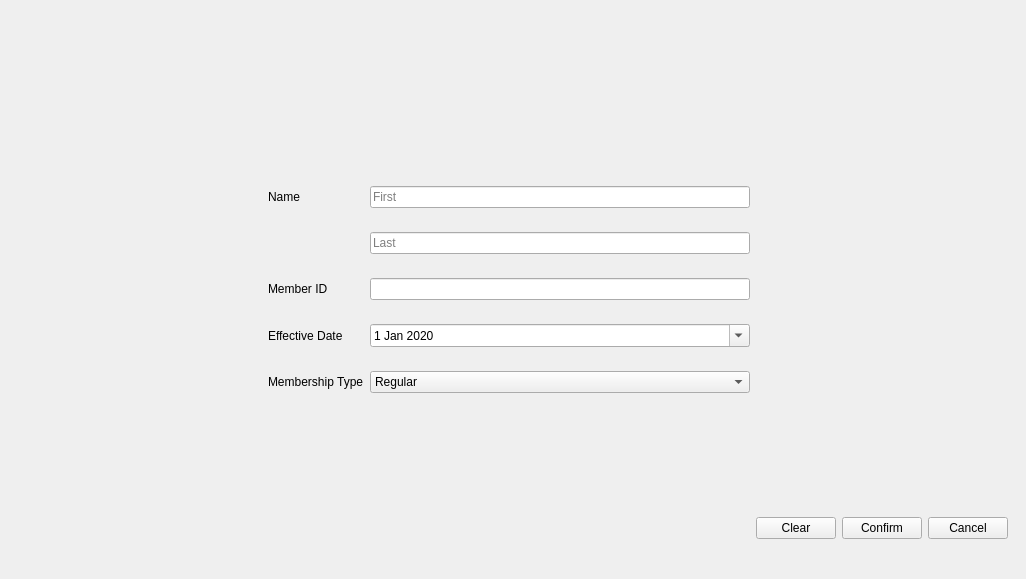
josharaedwards/CS1C-Project-2, file BulkClub/mainwindow.ui: the form before one commit.
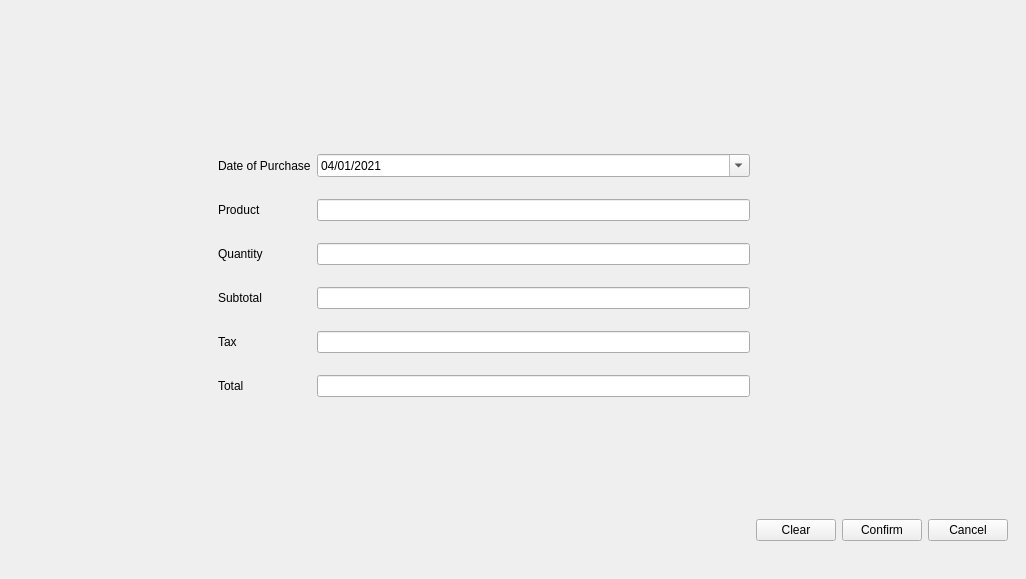
The form after the commit.

Commit message: Created an Auto Completer for Product Purchased

```diff
--- a/BulkClub/mainwindow.ui
+++ b/BulkClub/mainwindow.ui
@@ -18,7 +18,7 @@
   </property>
   <widget class="QWidget" name="centralwidget">
    <layout class="QGridLayout" name="gridLayout">
-    <item row="3" column="1">
+    <item row="3" column="1" rowspan="2" colspan="4">
      <widget class="QStackedWidget" name="stackedWidget">
       <property name="font">
        <font>
@@ -27,7 +27,7 @@
        </font>
       </property>
       <property name="currentIndex">
-       <number>1</number>
+       <number>2</number>
       </property>
       <widget class="QWidget" name="mainPage">
        <layout class="QGridLayout" name="gridLayout_4">
@@ -624,7 +624,190 @@
         </item>
        </layout>
       </widget>
-      <widget class="QWidget" name="page"/>
+      <widget class="QWidget" name="addSalePage">
+       <layout class="QGridLayout" name="gridLayout_7">
+        <item row="8" column="6">
+         <widget class="QPushButton" name="cancelAddSaleButton">
+          <property name="sizePolicy">
+           <sizepolicy hsizetype="Fixed" vsizetype="Fixed">
+            <horstretch>0</horstretch>
+            <verstretch>0</verstretch>
+           </sizepolicy>
+          </property>
+          <property name="text">
+           <string>Cancel</string>
+          </property>
+         </widget>
+        </item>
+        <item row="6" column="1">
+         <widget class="QLabel" name="label_13">
+          <property name="text">
+           <string>Total</string>
+          </property>
+         </widget>
+        </item>
+        <item row="3" column="2">
+         <widget class="QLineEdit" name="quantityLineEdit"/>
+        </item>
+        <item row="5" column="1">
+         <widget class="QLabel" name="label_12">
+          <property name="text">
+           <string>Tax</string>
+          </property>
+         </widget>
+        </item>
+        <item row="8" column="5">
+         <widget class="QPushButton" name="confirmAddSaleButton">
+          <property name="sizePolicy">
+           <sizepolicy hsizetype="Fixed" vsizetype="Fixed">
+            <horstretch>0</horstretch>
+            <verstretch>0</verstretch>
+           </sizepolicy>
+          </property>
+          <property name="text">
+           <string>Confirm</string>
+          </property>
+         </widget>
+        </item>
+        <item row="3" column="1">
+         <widget class="QLabel" name="label_9">
+          <property name="text">
+           <string>Quantity</string>
+          </property>
+         </widget>
+        </item>
+        <item row="1" column="2">
+         <widget class="QDateEdit" name="dateOfPurchaseDateEdit">
+          <property name="maximumDate">
+           <date>
+            <year>2021</year>
+            <month>4</month>
+            <day>7</day>
+           </date>
+          </property>
+          <property name="minimumDate">
+           <date>
+            <year>2021</year>
+            <month>4</month>
+            <day>1</day>
+           </date>
+          </property>
+          <property name="displayFormat">
+           <string>MM/dd/yyyy</string>
+          </property>
+          <property name="calendarPopup">
+           <bool>true</bool>
+          </property>
+         </widget>
+        </item>
+        <item row="3" column="0">
+         <spacer name="horizontalSpacer_12">
+          <property name="orientation">
+           <enum>Qt::Horizontal</enum>
+          </property>
+          <property name="sizeType">
+           <enum>QSizePolicy::Fixed</enum>
+          </property>
+          <property name="sizeHint" stdset="0">
+           <size>
+            <width>200</width>
+            <height>20</height>
+           </size>
+          </property>
+         </spacer>
+        </item>
+        <item row="1" column="1">
+         <widget class="QLabel" name="label_5">
+          <property name="text">
+           <string>Date of Purchase</string>
+          </property>
+         </widget>
+        </item>
+        <item row="4" column="2">
+         <widget class="QLineEdit" name="subtotalLineEdit">
+          <property name="readOnly">
+           <bool>true</bool>
+          </property>
+         </widget>
+        </item>
+        <item row="5" column="2">
+         <widget class="QLineEdit" name="taxLineEdit">
+          <property name="readOnly">
+           <bool>true</bool>
+          </property>
+         </widget>
+        </item>
+        <item row="8" column="4">
+         <widget class="QPushButton" name="clearSaleButton">
+          <property name="sizePolicy">
+           <sizepolicy hsizetype="Fixed" vsizetype="Fixed">
+            <horstretch>0</horstretch>
+            <verstretch>0</verstretch>
+           </sizepolicy>
+          </property>
+          <property name="text">
+           <string>Clear</string>
+          </property>
+         </widget>
+        </item>
+        <item row="6" column="2">
+         <widget class="QLineEdit" name="totalLineEdit">
+          <property name="readOnly">
+           <bool>true</bool>
+          </property>
+         </widget>
+        </item>
+        <item row="4" column="1">
+         <widget class="QLabel" name="label_11">
+          <property name="text">
+           <string>Subtotal</string>
+          </property>
+         </widget>
+        </item>
+        <item row="2" column="1">
+         <widget class="QLabel" name="label_8">
+          <property name="text">
+           <string>Product</string>
+          </property>
+         </widget>
+        </item>
+        <item row="7" column="2">
+         <spacer name="verticalSpacer_7">
+          <property name="orientation">
+           <enum>Qt::Vertical</enum>
+          </property>
+          <property name="sizeType">
+           <enum>QSizePolicy::Fixed</enum>
+          </property>
+          <property name="sizeHint" stdset="0">
+           <size>
+            <width>20</width>
+            <height>100</height>
+           </size>
+          </property>
+         </spacer>
+        </item>
+        <item row="0" column="2">
+         <spacer name="verticalSpacer_8">
+          <property name="orientation">
+           <enum>Qt::Vertical</enum>
+          </property>
+          <property name="sizeType">
+           <enum>QSizePolicy::Fixed</enum>
+          </property>
+          <property name="sizeHint" stdset="0">
+           <size>
+            <width>20</width>
+            <height>120</height>
+           </size>
+          </property>
+         </spacer>
+        </item>
+        <item row="2" column="2">
+         <widget class="QLineEdit" name="productLineEdit"/>
+        </item>
+       </layout>
+      </widget>
       <widget class="QWidget" name="loginPage">
        <layout class="QGridLayout" name="gridLayout_5">
         <item row="2" column="1">
```
The commit also changes 2 other files.
